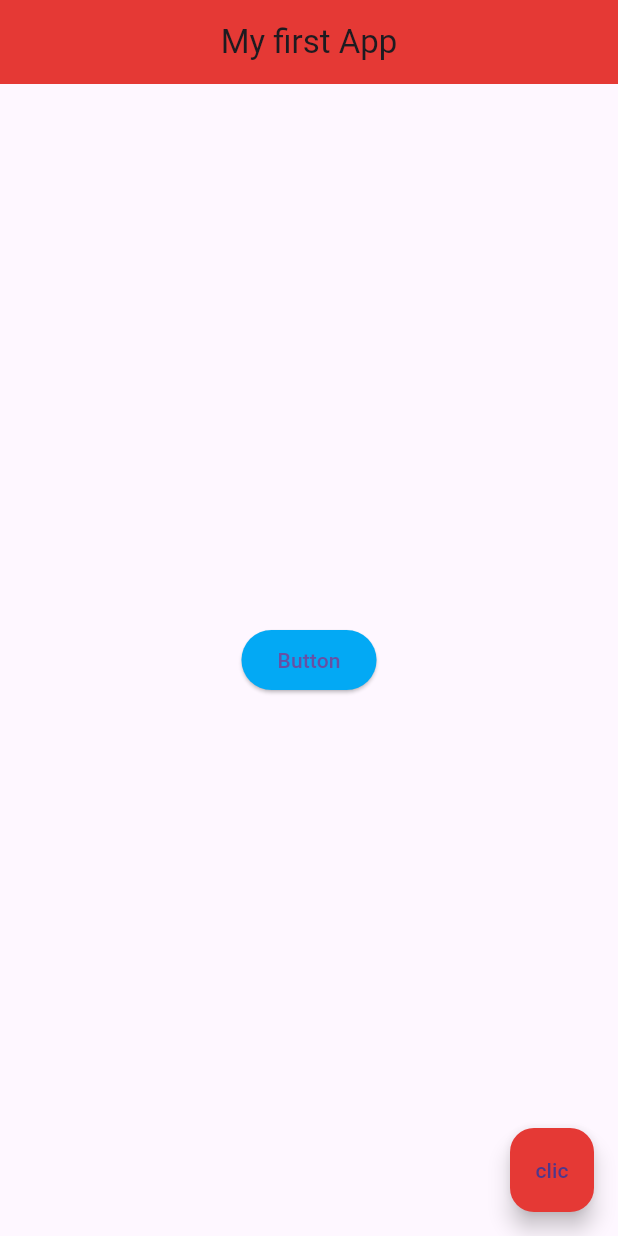
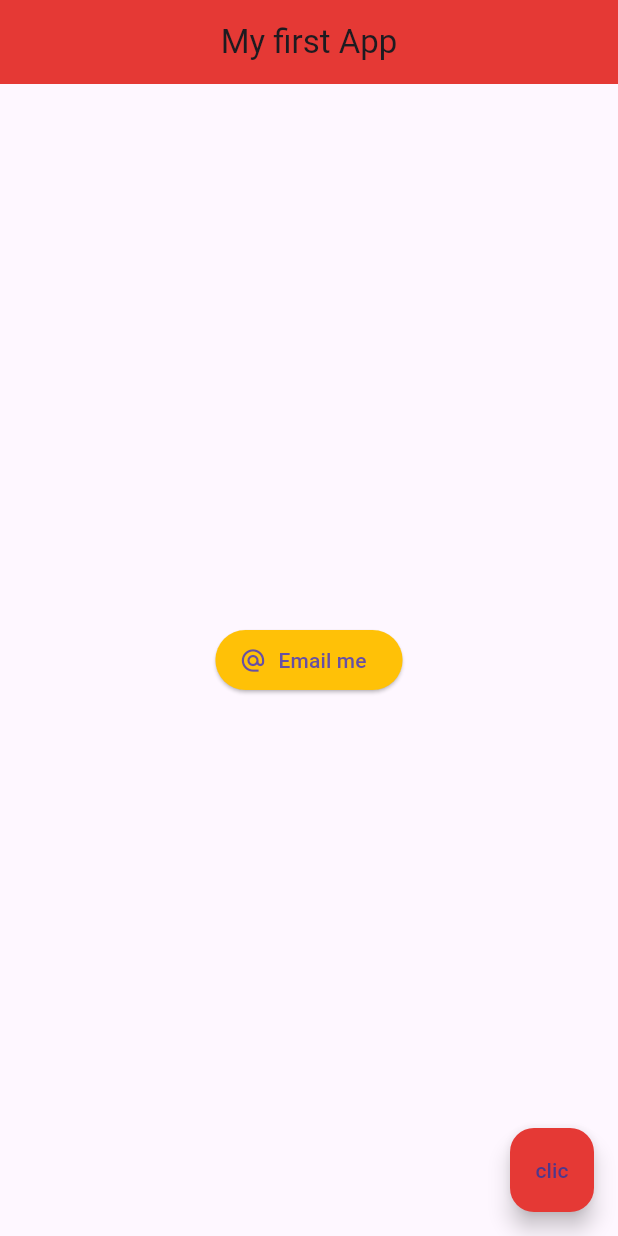
Before and after one commit to juansgt/flutter-for-beginners, a Flutter app: the screen it shows after launch, on a phone screen of 412 x 824 dp. Run offline on Flutter 3.47's test engine with Material 3 defaults, Android fonts, the phone set to English and light mode, and no system bars.

Commit message:
Añadido el icono de mail usando la propiedad alternate_email. Completado el video 10 del tutorial

```diff
--- a/lib/main.dart
+++ b/lib/main.dart
@@ -22,12 +22,15 @@
 }
 
 ElevatedButton getElevatedButton() {
-  return ElevatedButton(
-          onPressed: foo,
+  return ElevatedButton.icon(
+          icon: const Icon(Icons.alternate_email),
+          onPressed: () {
+            print('You clicked me');
+          },
           style: ElevatedButton.styleFrom(
-            backgroundColor: Colors.lightBlue,
+            backgroundColor: Colors.amber,
           ),
-          child: const Text('Button')
+          label: const Text('Email me'),
   );
 }
 
```
